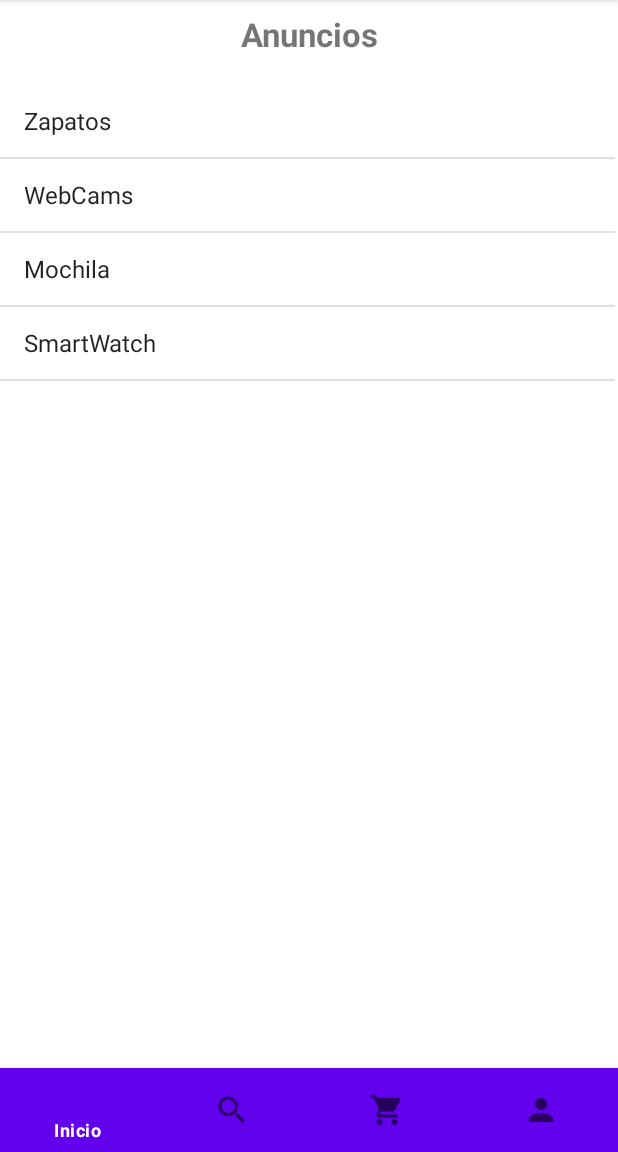
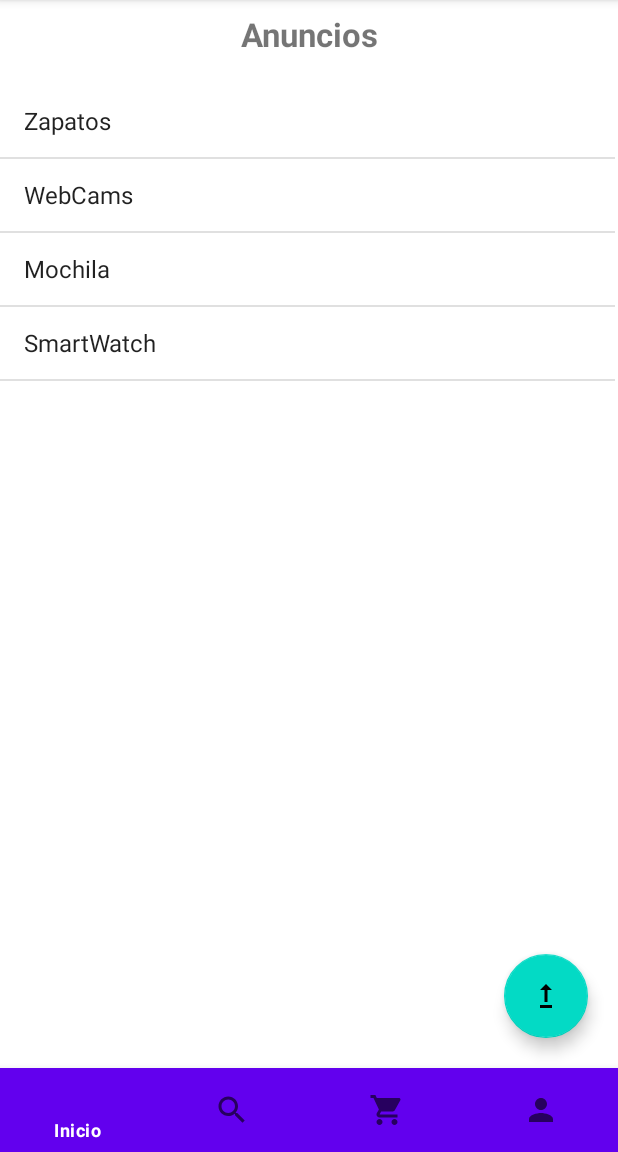
Before and after one commit to faraday58/Tienda-TSP-2021-II, an Android app: the screen it shows after launch once a user with an empty profile is signed in (MainActivity), on a phone screen of 412 x 824 dp, the part 84-1236 px from its top. Run offline under Robolectric (Android 15) with nearby library versions, the phone set to English and light mode, and no system bars; our stand-ins replace Firebase (no records; nobody signed in at launch, a user with empty details on screens opened directly); 1 statement that could not run was skipped.

Commit message:
Antes de manejar las imágenes

```diff
--- a/app/build.gradle
+++ b/app/build.gradle
@@ -39,6 +39,7 @@ dependencies {
     implementation 'com.firebaseui:firebase-ui-auth:7.2.0'
     implementation 'com.firebaseui:firebase-ui-firestore:7.2.0'
     implementation 'com.google.firebase:firebase-firestore:23.0.1'
+    implementation 'com.google.firebase:firebase-storage:20.0.0'
     testImplementation 'junit:junit:4.+'
     androidTestImplementation 'androidx.test.ext:junit:1.1.2'
     androidTestImplementation 'androidx.test.espresso:espresso-core:3.3.0'
--- /dev/null
+++ b/app/src/main/res/drawable/ic_actualizar.xml
@@ -0,0 +1,10 @@
+<vector xmlns:android="http://schemas.android.com/apk/res/android"
+    android:width="24dp"
+    android:height="24dp"
+    android:viewportWidth="24"
+    android:viewportHeight="24"
+    android:tint="?attr/colorControlNormal">
+  <path
+      android:fillColor="@android:color/white"
+      android:pathData="M16,18v2H8v-2H16zM11,7.99V16h2V7.99h3L12,4L8,7.99H11z"/>
+</vector>
--- a/app/src/main/res/layout/activity_main.xml
+++ b/app/src/main/res/layout/activity_main.xml
@@ -24,6 +24,16 @@
         app:menu="@menu/menu_navigation_botom"
          />
 
+    <com.google.android.material.floatingactionbutton.FloatingActionButton
+        android:layout_width="181dp"
+        android:layout_height="wrap_content"
+        android:layout_above="@id/btmNavigationPrincipal"
+        android:layout_alignParentRight="true"
+        android:layout_marginRight="20dp"
+        android:layout_marginBottom="20dp"
+        android:src="@drawable/ic_actualizar"
+        />
+
 
 
 </RelativeLayout>
--- a/app/src/main/res/values/strings.xml
+++ b/app/src/main/res/values/strings.xml
@@ -13,4 +13,8 @@
     <string name="nav_menu_inicia">Sesión</string>
     <string name="strmenSalvar">Salvar</string>
     <string name="strmenCargar">Cargar</string>
+    <string name="txtvTitulos">Título</string>
+    <string name="txtvDescripcion">Descripción</string>
+    <string name="btnBuscarFoto">Foto</string>
+    <string name="btnActualizar">Actualizar</string>
 </resources>
```
Also changed, not shown: app/src/main/java/mx/unam/ingenieria/tienda/fragments/ActualizarFragment.java (added, +94 -0 lines), app/src/main/res/layout/fragment_actualizar.xml (added, +74 -0 lines).
